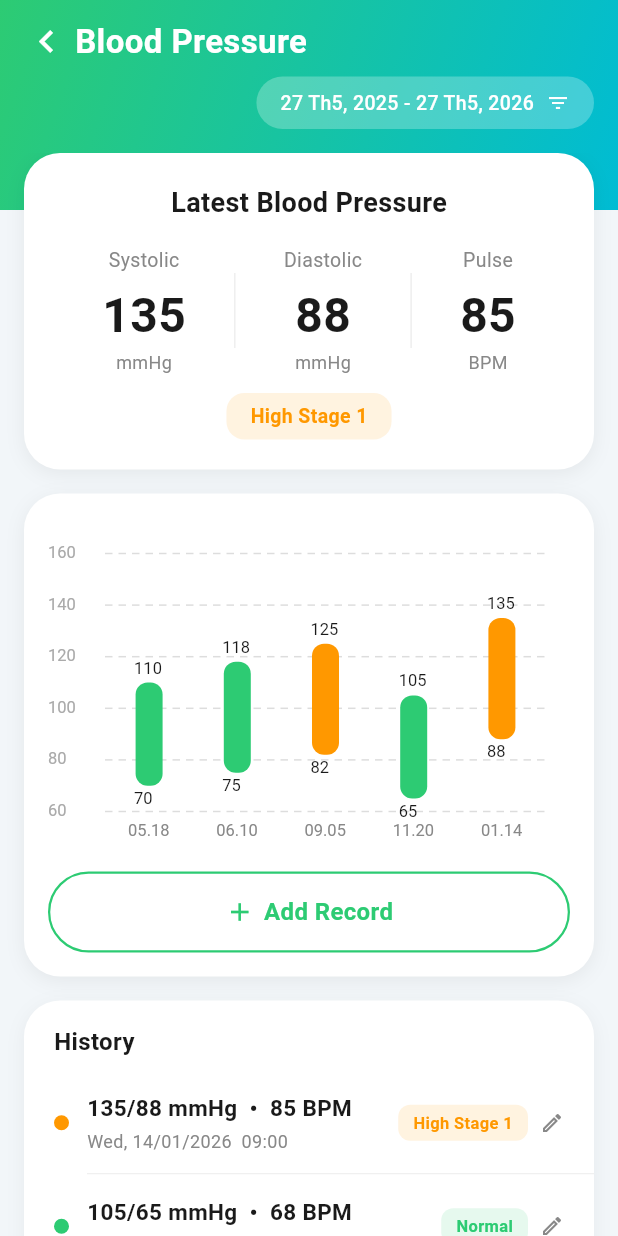
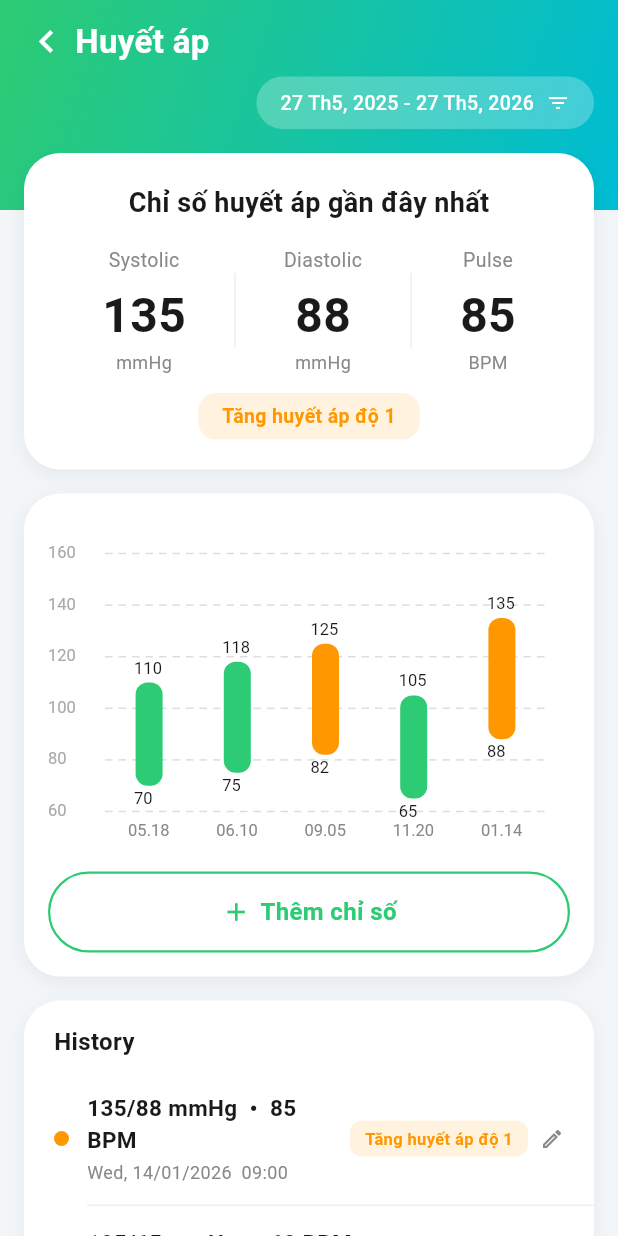
Before and after one commit to GMinh1/HealthSync_GiaMinh_TrongMinh_ThanhDat_1_2026, a Flutter app: the screen it shows after launch, item 3 of the bottom bar chosen, after a tap on "Huyết áp", on a phone screen of 412 x 824 dp. Run offline on Flutter 3.47's test engine with Material 3 defaults, Android fonts, the phone set to English and light mode, and no system bars; our stand-ins replace cloud_firestore, firebase_auth, firebase_core, google_sign_in; accounts and stored records are empty; network calls fail.

Commit message:
đổi sang tiếng việt

```diff
--- a/lib/pages/add_record_page.dart
+++ b/lib/pages/add_record_page.dart
@@ -21,46 +21,46 @@ BpCategoryInfo getBpCategory(int sys, int dia) {
   if (sys >= 180 || dia >= 120) {
     return const BpCategoryInfo(
       label: 'Crisis',
-      range: 'SYS ≥180 or DIA ≥120',
+      range: 'SYS ≥180 hoặc DIA ≥120',
       color: Color(0xFFE53935),
       index: 5,
     );
   }
   if (sys >= 140 || dia >= 90) {
     return const BpCategoryInfo(
-      label: 'High Stage 2',
-      range: 'SYS 140-179 or DIA 90-119',
+      label: 'Tăng huyết áp độ 2',
+      range: 'SYS 140-179 hoặc DIA 90-119',
       color: Color(0xFFEF6C00),
       index: 4,
     );
   }
   if (sys >= 130 || dia >= 80) {
     return const BpCategoryInfo(
-      label: 'High Stage 1',
-      range: 'SYS 130-139 or DIA 80-89',
+      label: 'Tăng huyết áp độ 1',
+      range: 'SYS 130-139 hoặc DIA 80-89',
       color: Color(0xFFFF9800),
       index: 3,
     );
   }
   if (sys >= 120 && dia < 80) {
     return const BpCategoryInfo(
-      label: 'Elevated',
-      range: 'SYS 120-129 and DIA <80',
+      label: 'Cao',
+      range: 'SYS 120-129 và DIA <80',
       color: Color(0xFFFFCC02),
       index: 2,
     );
   }
   if (sys >= 90 && dia >= 60) {
     return const BpCategoryInfo(
-      label: 'Normal',
-      range: 'SYS 90-119 and DIA 60-79',
+      label: 'Bình thường',
+      range: 'SYS 90-119 và DIA 60-79',
       color: Color(0xFF2DCB73),
       index: 1,
     );
   }
   return const BpCategoryInfo(
-    label: 'Low',
-    range: 'SYS <90 or DIA <60',
+    label: 'Thấp',
+    range: 'SYS <90 hoặc DIA <60',
     color: Color(0xFF1E88E5),
     index: 0,
   );
@@ -332,7 +332,7 @@ class _AddRecordPageState extends State<AddRecordPage> {
       crossAxisAlignment: CrossAxisAlignment.start,
       children: [
         const Text(
-          'Date & Time',
+          'Ngày & giờ',
           style: TextStyle(
             fontSize: 18,
             fontWeight: FontWeight.bold,
--- a/lib/pages/blood_pressure_page.dart
+++ b/lib/pages/blood_pressure_page.dart
@@ -2,7 +2,6 @@ import 'package:flutter/material.dart';
 import 'dart:math' as math;
 import '../core/app_theme.dart';
 import 'add_record_page.dart';
-
 
 class BpRecord {
   final int systolic, diastolic, pulse;
@@ -32,7 +31,6 @@ class BpRecord {
     dateTime: dateTime ?? this.dateTime,
   );
 }
-
 
 class BloodPressurePage extends StatefulWidget {
   const BloodPressurePage({super.key});
@@ -210,7 +208,7 @@ class _BloodPressurePageState extends State<BloodPressurePage> {
         ),
         const SizedBox(width: 4),
         const Text(
-          'Blood Pressure',
+          'Huyết áp',
           style: TextStyle(
             fontSize: 22,
             fontWeight: FontWeight.bold,
@@ -268,7 +266,7 @@ class _BloodPressurePageState extends State<BloodPressurePage> {
       child: Column(
         children: [
           const Text(
-            'Latest Blood Pressure',
+            'Chỉ số huyết áp gần đây nhất',
             style: TextStyle(
               fontSize: 18,
               fontWeight: FontWeight.bold,
@@ -363,7 +361,7 @@ class _BloodPressurePageState extends State<BloodPressurePage> {
                 Icon(Icons.add, color: kGreen, size: 20),
                 SizedBox(width: 6),
                 Text(
-                  'Add Record',
+                  'Thêm chỉ số',
                   style: TextStyle(
                     color: kGreen,
                     fontSize: 16,
--- a/lib/pages/care_page.dart
+++ b/lib/pages/care_page.dart
@@ -36,13 +36,18 @@ class CarePage extends StatelessWidget {
                           child: GestureDetector(
                             onTap: () => Navigator.push(
                               context,
-                              MaterialPageRoute(builder: (_) => const HeartRatePage()),
+                              MaterialPageRoute(
+                                builder: (_) => const HeartRatePage(),
+                              ),
                             ),
                             child: const _LargeMetricCard(
                               title: 'Nhịp tim',
                               value: '78',
                               unit: 'BPM',
-                              bgGradient: [Color(0xFFFFD6D6), Color(0xFFFFBEBE)],
+                              bgGradient: [
+                                Color(0xFFFFD6D6),
+                                Color(0xFFFFBEBE),
+                              ],
                               accentColor: Color(0xFFE53935),
                               icon: Icons.favorite,
                             ),
@@ -53,13 +58,18 @@ class CarePage extends StatelessWidget {
                           child: GestureDetector(
                             onTap: () => Navigator.push(
                               context,
-                              MaterialPageRoute(builder: (_) => const StepsPage()),
+                              MaterialPageRoute(
+                                builder: (_) => const StepsPage(),
+                              ),
                             ),
                             child: const _LargeMetricCard(
                               title: 'Bước chân',
                               value: '6540',
                               unit: '',
-                              bgGradient: [Color(0xFFD0F8E8), Color(0xFFB8F0D8)],
+                              bgGradient: [
+                                Color(0xFFD0F8E8),
+                                Color(0xFFB8F0D8),
+                              ],
                               accentColor: kGreen,
                               icon: Icons.directions_walk,
                             ),
@@ -74,10 +84,12 @@ class CarePage extends StatelessWidget {
                       GestureDetector(
                         onTap: () => Navigator.push(
                           context,
-                          MaterialPageRoute(builder: (_) => const BloodPressurePage()),
+                          MaterialPageRoute(
+                            builder: (_) => const BloodPressurePage(),
+                          ),
                         ),
                         child: const _SmallMetricCard(
-                          title: 'Blood Pressure',
+                          title: 'Huyết áp',
                           value: '110/70',
                           unit: 'mmHg',
                           bgColor: Color(0xFFECF3FF),
@@ -88,7 +100,9 @@ class CarePage extends StatelessWidget {
                       GestureDetector(
                         onTap: () => Navigator.push(
                           context,
-                          MaterialPageRoute(builder: (_) => const WeightBmiPage()),
+                          MaterialPageRoute(
+                            builder: (_) => const WeightBmiPage(),
+                          ),
                         ),
                         child: const _SmallMetricCard(
                           title: 'BMI',
@@ -107,7 +121,9 @@ class CarePage extends StatelessWidget {
                       GestureDetector(
                         onTap: () => Navigator.push(
                           context,
-                          MaterialPageRoute(builder: (_) => const BloodSugarPage()),
+                          MaterialPageRoute(
+                            builder: (_) => const BloodSugarPage(),
+                          ),
                         ),
                         child: const _SmallMetricCard(
                           title: 'Đường huyết',
@@ -121,7 +137,9 @@ class CarePage extends StatelessWidget {
                       GestureDetector(
                         onTap: () => Navigator.push(
                           context,
-                          MaterialPageRoute(builder: (_) => const WaterIntakePage()),
+                          MaterialPageRoute(
+                            builder: (_) => const WaterIntakePage(),
+                          ),
                         ),
                         child: const _SmallMetricCard(
                           title: 'Lượng nước đã uống',
@@ -286,7 +304,9 @@ class _LargeMetricCard extends StatelessWidget {
                   style: TextStyle(
                     fontSize: 30,
                     fontWeight: FontWeight.w300,
-                    color: Colors.black.withValues(alpha: 0.5), // Cập nhật chuẩn SDK mới
+                    color: Colors.black.withValues(
+                      alpha: 0.5,
+                    ), // Cập nhật chuẩn SDK mới
                   ),
                 ),
                 if (unit.isNotEmpty)
@@ -312,7 +332,11 @@ class _LargeMetricCard extends StatelessWidget {
           Positioned(
             right: 10,
             top: 10,
-            child: Icon(icon, size: 38, color: accentColor.withValues(alpha: 0.85)),
+            child: Icon(
+              icon,
+              size: 38,
+              color: accentColor.withValues(alpha: 0.85),
+            ),
           ),
           Positioned(
             bottom: 0,
@@ -362,7 +386,9 @@ class _SmallMetricCard extends StatelessWidget {
         borderRadius: BorderRadius.circular(18),
         boxShadow: [
           BoxShadow(
-            color: Colors.black.withValues(alpha: 0.04), // Cập nhật chuẩn SDK mới
+            color: Colors.black.withValues(
+              alpha: 0.04,
+            ), // Cập nhật chuẩn SDK mới
             blurRadius: 8,
             offset: const Offset(0, 2),
           ),
```
Also changed, not shown: lib/pages/recipe_page.dart (+11 -12 lines), lib/pages/workout_page.dart (+5 -5 lines). Lines whose indentation alone changed are shown as unchanged.
